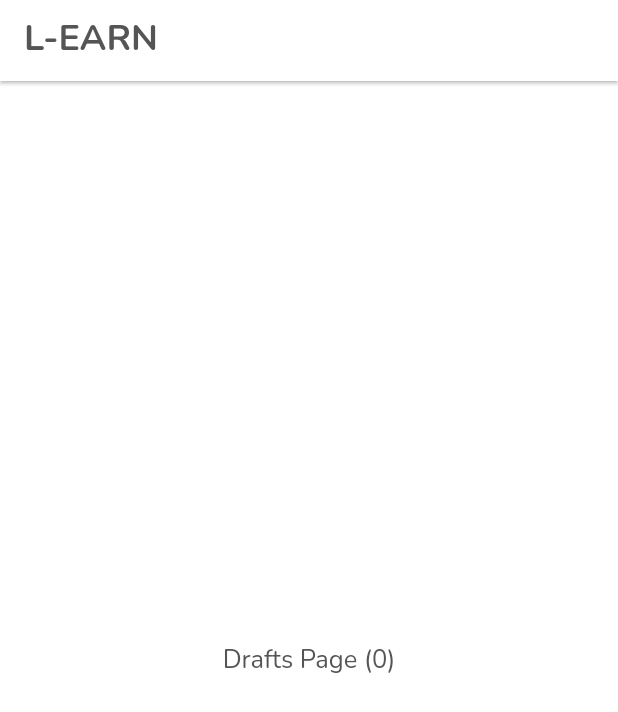
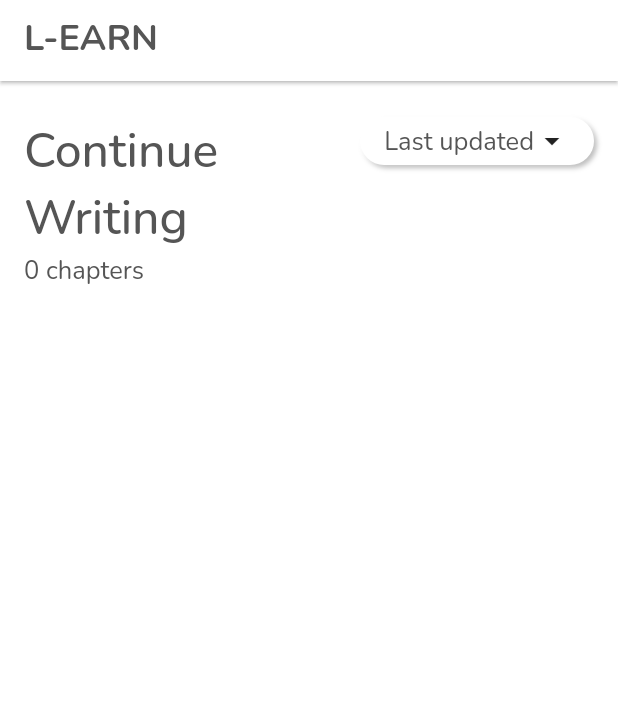
Before and after one commit to Gospel011/L-Earn_Flutter, a Flutter app: the DraftsPage screen opened by its route, on a phone screen of 412 x 824 dp. Shown: the top 712 px of the screen. Run offline on Flutter 3.47's test engine with Material 3 defaults, Android fonts, the phone set to English and light mode, and no system bars; our stand-ins replace app_links, bloc, cached_network_image, email_validator, equatable, expandable_text and 9 more; missing offline and left inert: flutter_quill; accounts and stored records are empty; project files that could hold a hidden picture were left out.

Commit message:
finished drafts page top

```diff
--- a/l_earn/lib/Presentation/Pages/Drawer_Pages/drafts.dart
+++ b/l_earn/lib/Presentation/Pages/Drawer_Pages/drafts.dart
@@ -12,7 +12,80 @@ class DraftsPage extends StatelessWidget with AppBarMixin{
       appBar: buildAppBar(context),
       body: Consumer<DraftsProvider>(
         builder: (context, provider, _) {
-          return Center(child: Text("Drafts Page (${provider.drafts.length})"));
+          // return Center(child: Text("Drafts Page (${provider.drafts.length})"));
+
+          final double offset = 2;
+
+          return CustomScrollView(
+            slivers: <Widget>[
+              // top spacing
+              SliverToBoxAdapter(child: SizedBox(height: 24)),
+
+              // continue writing || filter
+              SliverToBoxAdapter(
+                child: Padding(
+                  padding: const EdgeInsets.symmetric(horizontal: 16.0),
+                  child: Row(
+                    mainAxisAlignment: MainAxisAlignment.spaceBetween,
+                    crossAxisAlignment: CrossAxisAlignment.start,
+                    children: [
+
+                      // text
+                      Expanded(child: Text(
+                        "Continue Writing",
+                        style: Theme.of(context).textTheme.bodyMedium?.copyWith(fontSize: 32, fontWeight: FontWeight.w500)
+                      )),
+
+                      // filter
+                      PopupMenuButton(
+                        child: Container(
+                          child: Row(
+                            mainAxisSize: MainAxisSize.min,
+                            children: [
+                              Text("Last updated"),
+                              Icon(Icons.arrow_drop_down),
+                            ]
+                          ),
+                          padding: EdgeInsets.symmetric(horizontal: 16.0, vertical: 4.0),
+                          decoration: BoxDecoration(
+                            borderRadius: BorderRadius.circular(16),
+                            color: Colors.white,
+                            boxShadow: [
+                              BoxShadow(
+                                  color: Colors.grey.shade400,
+                                  blurRadius: 2,
+                                  offset: Offset(offset, offset)),
+                              BoxShadow(
+                                  color: Colors.white,
+                                  blurRadius: 2,
+                                  offset: Offset(-offset, -offset)),
+                            ]
+                          )
+                        ),
+                        shape: RoundedRectangleBorder(borderRadius: BorderRadius.circular(16)),
+                        itemBuilder: (context) {
+                          return [
+                            PopupMenuItem(child: Text("Last updated"))
+                          ];
+                        }
+                      )
+
+                    ],
+                  )
+                  )
+              ),
+
+              // chapters
+              SliverToBoxAdapter(child: Padding(
+                padding: EdgeInsets.symmetric(horizontal: 16),
+                child: Text("${context.read<DraftsProvider>().drafts.length} chapters")
+              )),
+
+              // search bar
+
+              // list of drafts
+            ],
+          );
         }
       )
     );
--- a/l_earn/lib/Presentation/go_router_config.dart
+++ b/l_earn/lib/Presentation/go_router_config.dart
@@ -425,7 +425,8 @@ class GoRouterConfig {
         final String currentLocation = state.matchedLocation;
 
         if (isLoggedIn && currentLocation == '/login') {
-          return '/home';
+          return '/home/drafts';
+          // return '/home'; //! ORIGINAL
         }
 
         return null;
```
